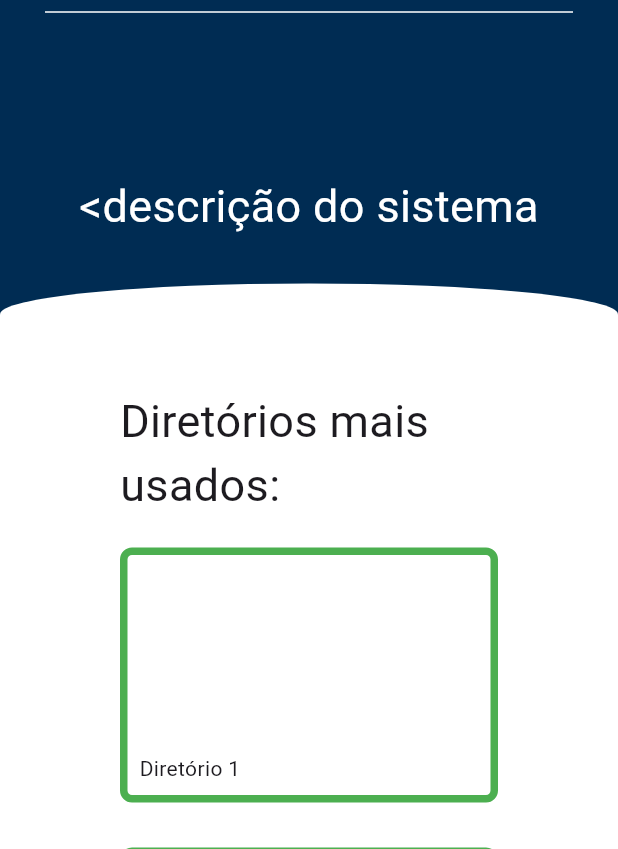
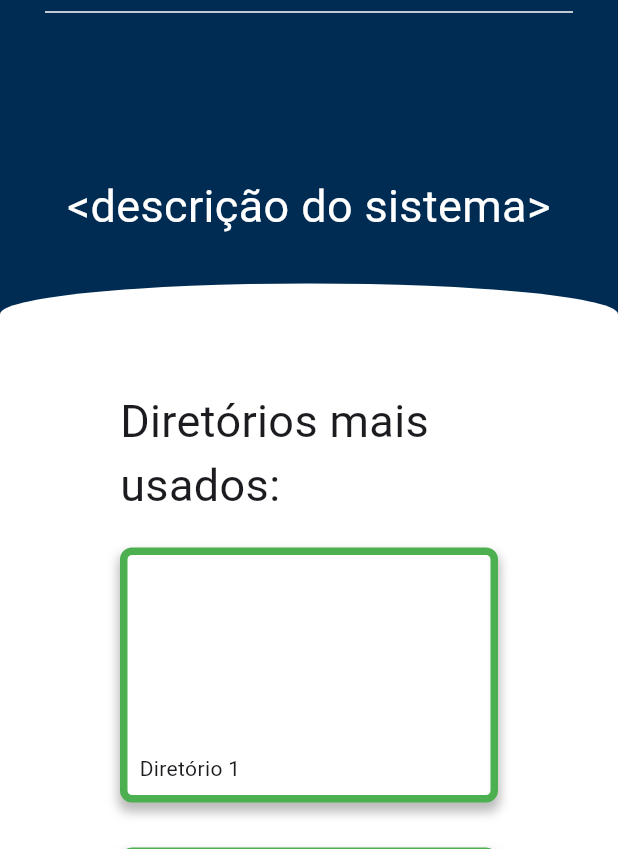
Before and after one commit to Atlas-Citologico-FMABC/frontend-backend, a Flutter app: the screen it shows after launch, on a phone screen of 412 x 824 dp, the part 387-1236 px from its top. Run offline on Flutter 3.47's test engine with Material 3 defaults, Android fonts, the phone set to English and light mode, and no system bars.

Commit message:
Add parameters (borderWidth, borderColor) & boxShadow to 'DiretoriosBox' widget

```diff
--- a/lib/screens/home_tab.dart
+++ b/lib/screens/home_tab.dart
@@ -30,7 +30,7 @@ class HomeTab extends StatelessWidget {
                 Divider(color: Colors.white),
                 SizedBox(height: 100),
                 Text(
-                  '<descrição do sistema',
+                  '<descrição do sistema>',
                   style: TextStyle(color: Colors.white, fontSize: 30),
                   textAlign: TextAlign.center,
                 ),
@@ -39,7 +39,9 @@ class HomeTab extends StatelessWidget {
           ),
           Container(
             width: double.infinity,
-            height: MediaQuery.of(context).size.height,
+						constraints: BoxConstraints(
+							minHeight: MediaQuery.of(context).size.height - 383, // -383 just for tests
+						),
             decoration: BoxDecoration(
               color: Colors.white,
               borderRadius: BorderRadius.only(
@@ -48,7 +50,7 @@ class HomeTab extends StatelessWidget {
               ),
             ),
             child: Padding(
-              padding: const EdgeInsets.only(top: 70, right: 80, left: 80),
+              padding: const EdgeInsets.symmetric(vertical: 70, horizontal: 80),
               child: Column(
                 crossAxisAlignment: CrossAxisAlignment.start,
                 children: [
@@ -61,10 +63,10 @@ class HomeTab extends StatelessWidget {
                     spacing: 50,
                     runSpacing: 30,
                     children: <Widget>[
-                      DiretorioBox(title: 'Diretório 1'),
-                      DiretorioBox(title: 'Diretório 2'),
-                      DiretorioBox(title: 'Diretório 3'),
-                      DiretorioBox(title: 'Diretório 4'),
+                      DiretorioBox(title: 'Diretório 1', borderWidth: 5, borderColor: Colors.green),
+                      DiretorioBox(title: 'Diretório 2', borderWidth: 5, borderColor: Colors.green),
+                      DiretorioBox(title: 'Diretório 3', borderWidth: 5, borderColor: Colors.green),
+                      DiretorioBox(title: 'Diretório 4', borderWidth: 5, borderColor: Colors.green),
                     ],
                   ),
                 ],
--- a/lib/widgets/diretorio_box.dart
+++ b/lib/widgets/diretorio_box.dart
@@ -1,20 +1,29 @@
 import 'package:flutter/material.dart';
 
-Widget DiretorioBox({required String title}) {
+Widget DiretorioBox({
+  required String title,
+  double borderWidth = 0,
+  Color borderColor = Colors.transparent,
+}) {
   return Container(
     width: 300,
     height: 170,
     decoration: BoxDecoration(
+      boxShadow: [
+        BoxShadow(
+          color: Colors.grey.withValues(alpha: 0.7),
+          spreadRadius: 1,
+          blurRadius: 5,
+          offset: Offset(0, 5),
+        ),
+      ],
       color: Colors.white,
-			border: Border.all(color: Colors.green, width: 5),
+      border: Border.all(color: borderColor, width: borderWidth),
       borderRadius: BorderRadiusGeometry.circular(8),
     ),
     child: Padding(
       padding: const EdgeInsets.all(8.0),
-			child: Align(
-				alignment: Alignment.bottomLeft,
-				child: Text(title),
-			),
+      child: Align(alignment: Alignment.bottomLeft, child: Text(title)),
     ),
   );
 }
```
Lines whose indentation alone changed are shown as unchanged.
